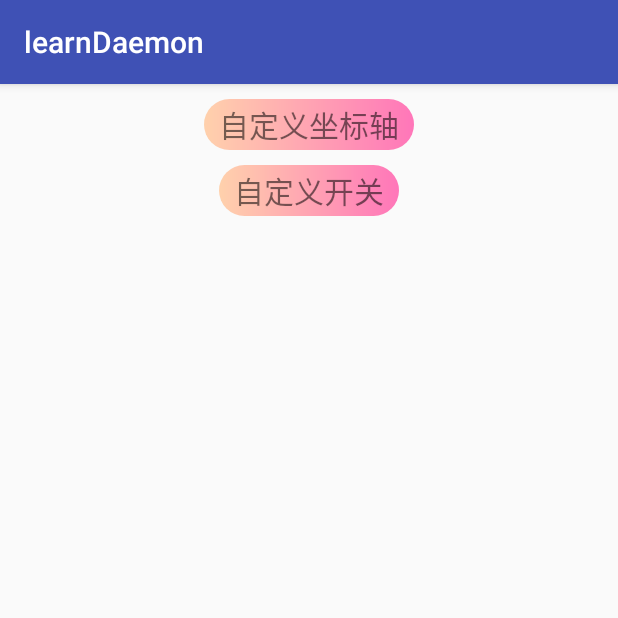
After one commit to 15968105952/AndroidStudy, an Android app: the CustomControlActivity screen opened directly, with no data from a screen before it, on a phone screen of 412 x 824 dp, the top half of it. The commit adds this screen. Run offline under Robolectric (Android 15) with nearby library versions, the phone set to English and light mode, and no system bars; our stand-ins replace ButterKnife.

Commit message:
加入butterknife插件，添加自定义开关UI已经点击滑动事件的处理

```diff
--- a/app/build.gradle
+++ b/app/build.gradle
@@ -67,4 +67,7 @@ dependencies {
     testImplementation 'junit:junit:4.12'
     androidTestImplementation 'com.android.support.test:runner:1.0.1'
     androidTestImplementation 'com.android.support.test.espresso:espresso-core:3.0.1'
+    //butterknife插件
+    implementation 'com.jakewharton:butterknife:8.2.1'
+    annotationProcessor 'com.jakewharton:butterknife-compiler:8.2.1'
 }
--- /dev/null
+++ b/app/src/main/java/com/lahm/learndaemon/activity/CustomControlActivity.java
@@ -0,0 +1,45 @@
+package com.lahm.learndaemon.activity;
+
+import android.content.Intent;
+import android.os.Bundle;
+import android.support.annotation.Nullable;
+import android.view.View;
+import android.widget.TextView;
+
+import com.lahm.learndaemon.R;
+
+import butterknife.BindView;
+import butterknife.ButterKnife;
+import butterknife.OnClick;
+
+public class CustomControlActivity extends BaseActivity {
+
+    @BindView(R.id.tv_axisRecord)
+    TextView tvAxisRecord;
+    @BindView(R.id.tv_switch)
+    TextView tvSwitch;
+
+    @Override
+    protected void onCreate(@Nullable Bundle savedInstanceState) {
+        super.onCreate(savedInstanceState);
+        setContentView(R.layout.activity_custom_control);
+        ButterKnife.bind(this);
+
+    }
+
+    @OnClick({R.id.tv_axisRecord, R.id.tv_switch})
+    public void onViewClicked(View view) {
+        switch (view.getId()) {
+            case R.id.tv_axisRecord:
+                startActivity(AxisRecordActivity.class);
+                break;
+            case R.id.tv_switch:
+                startActivity(SwitchActivity.class);
+                break;
+        }
+    }
+
+    private void startActivity(Class<? extends BaseActivity> activityClass) {
+        startActivity(new Intent(CustomControlActivity.this, activityClass));
+    }
+}
--- /dev/null
+++ b/app/src/main/res/layout/activity_custom_control.xml
@@ -0,0 +1,24 @@
+<?xml version="1.0" encoding="utf-8"?>
+<android.support.v4.widget.NestedScrollView xmlns:android="http://schemas.android.com/apk/res/android"
+    android:orientation="vertical"
+    android:gravity="center_horizontal"
+    android:layout_width="match_parent"
+    android:layout_height="match_parent">
+
+    <LinearLayout
+        android:layout_width="match_parent"
+        android:layout_height="match_parent"
+        android:gravity="center_horizontal"
+        android:orientation="vertical">
+
+        <TextView
+            android:id="@+id/tv_axisRecord"
+            android:text="自定义坐标轴"
+            style="@style/item_textview"></TextView>
+
+        <TextView
+            android:id="@+id/tv_switch"
+            android:text="自定义开关"
+            style="@style/item_textview"></TextView>
+    </LinearLayout>
+</android.support.v4.widget.NestedScrollView>
--- a/app/src/main/res/values/attrs.xml
+++ b/app/src/main/res/values/attrs.xml
@@ -77,4 +77,9 @@
         <attr name="countTextDownSize" format="dimension"/>
     </declare-styleable>
 
+    <declare-styleable name="SwitchView">
+        <attr name="slideButton" format="reference"/>
+        <attr name="switchBackground" format="reference" />
+    </declare-styleable>
+
 </resources>
--- a/app/src/main/res/values/styles.xml
+++ b/app/src/main/res/values/styles.xml
@@ -26,4 +26,17 @@
         <attr name="min_score" format="integer"/>
         <attr name="broken_line_color" format="color"/>
     </declare-styleable>
+
+    <!--每个条目的textview-->
+    <style name="item_textview" >
+        <item name="android:layout_width">wrap_content</item>
+        <item name="android:layout_height">wrap_content</item>
+        <item name="android:paddingLeft">10dp</item>
+        <item name="android:paddingRight">10dp</item>
+        <item name="android:paddingTop">2dp</item>
+        <item name="android:paddingBottom">2dp</item>
+        <item name="android:textSize">20sp</item>
+        <item name="android:background">@drawable/shape_recharge_background</item>
+        <item name="android:layout_marginTop">10dp</item>
+    </style>
 </resources>
--- a/build.gradle
+++ b/build.gradle
@@ -13,6 +13,7 @@ buildscript {
     dependencies {
         classpath 'com.android.tools.build:gradle:3.2.0'
         classpath 'com.github.LianjiaTech:gson-plugin:2.1.0'//gson兼容
+//        classpath 'com.jakewharton:butterknife-gradle-plugin:10.1.0'
 //        classpath 'com.qihoo360.replugin:replugin-host-gradle:2.3.1'//360插件化
         // NOTE: Do not place your application dependencies here; they belong
         // in the individual module build.gradle files
```
Also changed, not shown: app/src/main/AndroidManifest.xml (+12 -0 lines), app/src/main/java/com/lahm/learndaemon/activity/MainActivity.java (+10 -10 lines), app/src/main/java/com/lahm/learndaemon/activity/SwitchActivity.java (added, +36 -0 lines), app/src/main/java/com/lahm/learndaemon/view/SwitchView.java (added, +164 -0 lines), app/src/main/res/layout/activity_switch.xml (added, +15 -0 lines), app/src/main/res/layout/tag_text.xml (+1 -7 lines), app/src/main/res/mipmap-hdpi/slide_button.png (added), app/src/main/res/mipmap-hdpi/switch_background.png (added).
